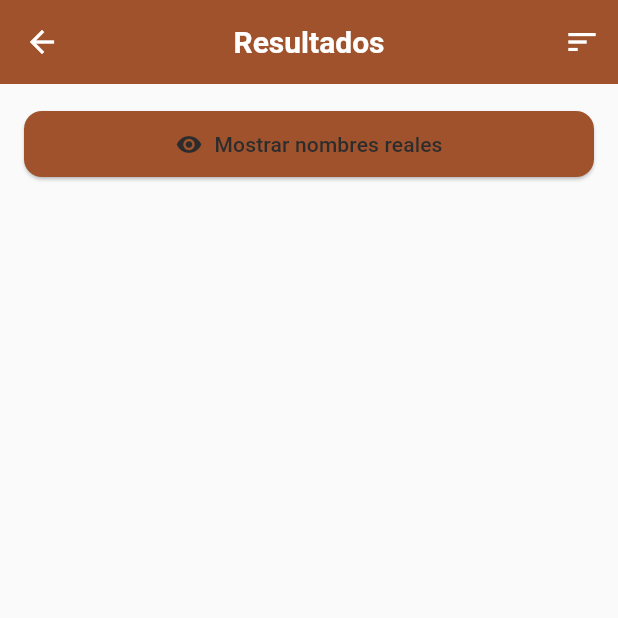
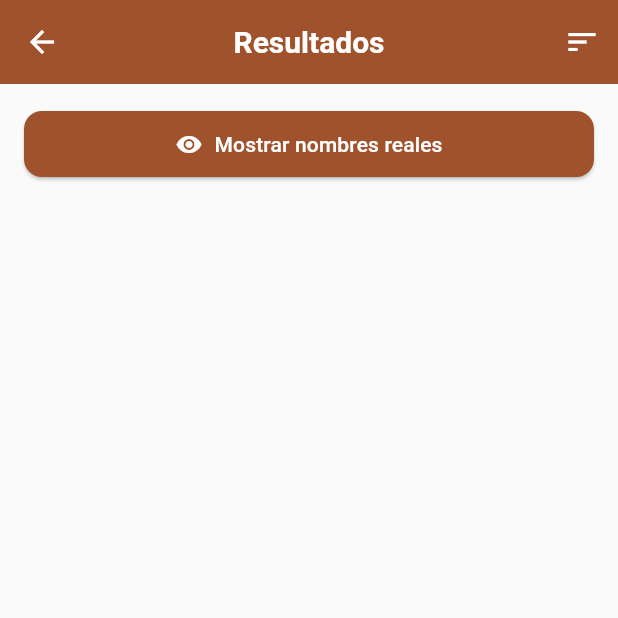
Before and after one commit to Sermio/wine_app, a Flutter app: the ResultadosScreen screen opened directly with empty values, on a phone screen of 412 x 824 dp, the top half of it. Run offline on Flutter 3.47's test engine with Material 3 defaults, Android fonts, the phone set to English and light mode, and no system bars; our stand-ins replace cloud_firestore, firebase_auth, firebase_core, firebase_storage, image_picker; accounts and stored records are empty.

Commit message:
cambiado color de texto y version de compilacion

```diff
--- a/lib/screens/resultados.dart
+++ b/lib/screens/resultados.dart
@@ -177,13 +177,13 @@ class _ResultadosScreenState extends State<ResultadosScreen> {
               ),
               icon: Icon(
                 mostrarNombres ? Icons.visibility_off : Icons.visibility,
-                color: textColor,
+                color: Colors.white,
               ),
               label: Text(
                 mostrarNombres
                     ? 'Ocultar nombres reales'
                     : 'Mostrar nombres reales',
-                style: const TextStyle(color: textColor),
+                style: const TextStyle(color: Colors.white),
               ),
               onPressed: () {
                 setState(() {
```
Also changed, not shown: 1 other file.
